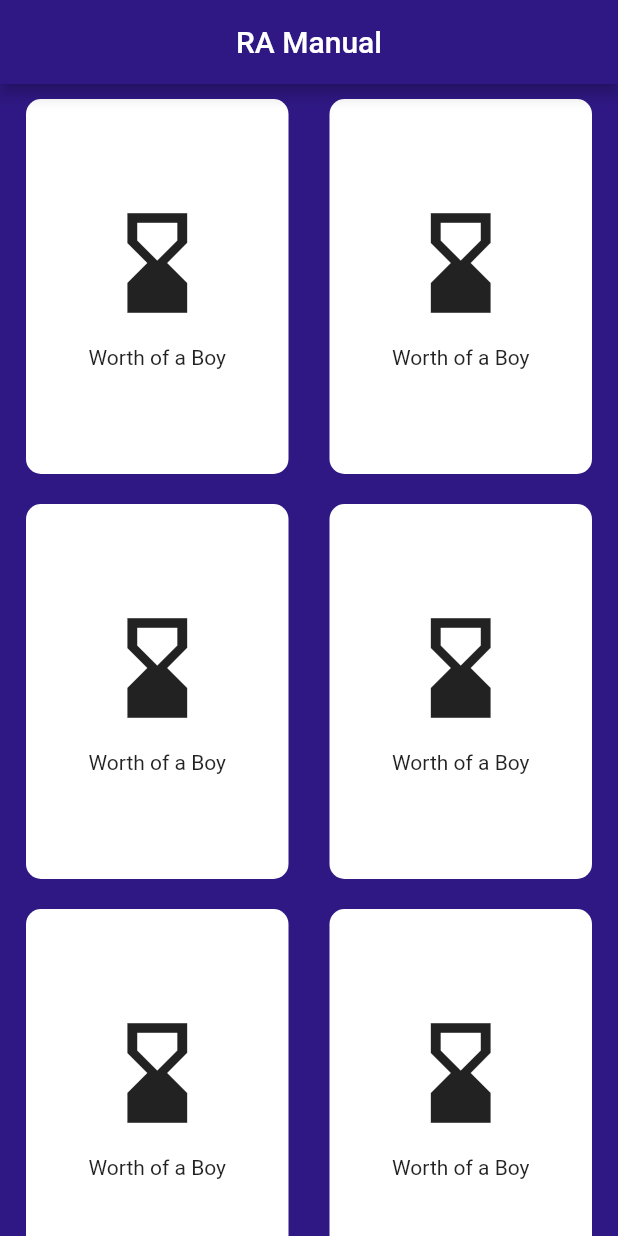
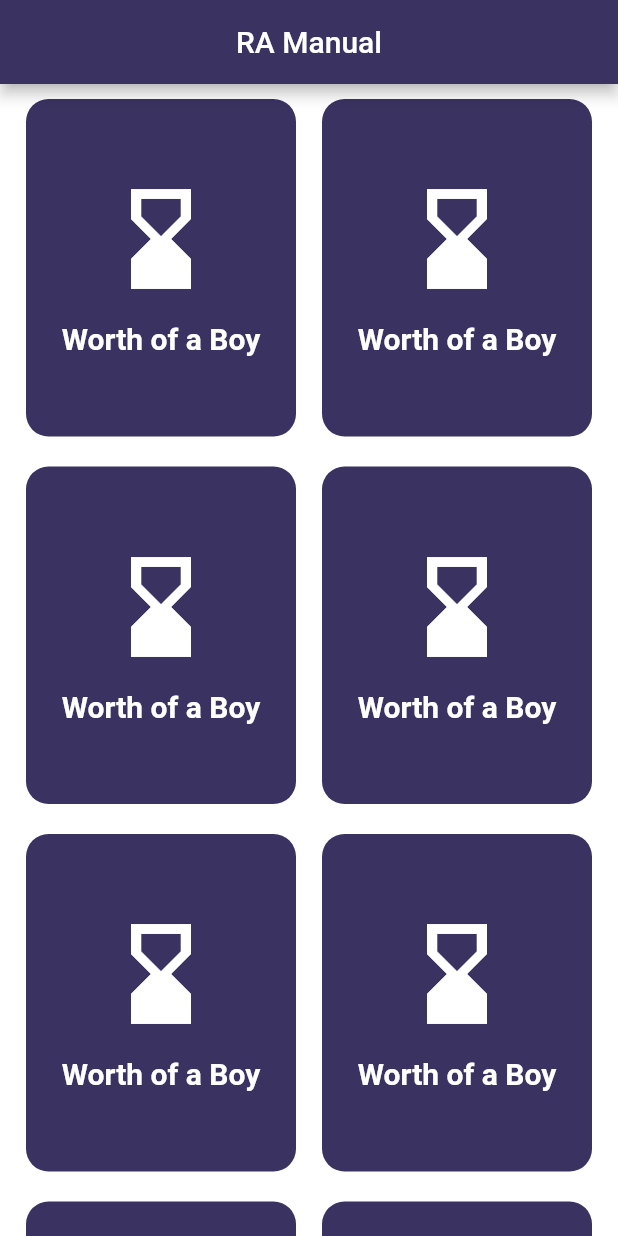
Before and after one commit to presh-devs/ra_manual, a Flutter app: the screen it shows after launch, on a phone screen of 412 x 824 dp. Run offline on Flutter 3.47's test engine with Material 2 defaults, Android fonts, the phone set to English and light mode, and no system bars.

Commit message:
Navigator For Worth Of A Boy

```diff
--- a/lib/Icon_content.dart
+++ b/lib/Icon_content.dart
@@ -14,14 +14,23 @@ class IconContent extends StatelessWidget {
         Icon(
           icon,
           size: 80.0,
+          color: Colors.white,
         ),
         SizedBox(
           height: 15.0,
         ),
         Text(
           label,
+          style: TextStyle(
+            color: Colors.white,
+            fontSize: 20,
+            fontWeight: FontWeight.bold,
+          ),
         ),
       ],
     );
   }
 }
+
+// #3A3260
+// #100339
--- a/lib/ReusableCard.dart
+++ b/lib/ReusableCard.dart
@@ -1,5 +1,4 @@
 import 'package:flutter/material.dart';
-import 'Icon_content.dart';
 
 class ReusableCard extends StatelessWidget {
   ReusableCard({this.cardChild, this.onPress});
@@ -12,14 +11,14 @@ class ReusableCard extends StatelessWidget {
     return GestureDetector(
       onTap: onPress,
       child: Container(
-        height: 250,
-        width: 175,
+        height: 225,
+        width: 180,
         child: cardChild,
         decoration: BoxDecoration(
-          borderRadius: BorderRadius.circular(10.0),
-          color: Colors.white,
+          borderRadius: BorderRadius.circular(15.0),
+          color: Color(0xFF3A3260),
         ),
-        margin: EdgeInsets.all(10.0),
+        margin: EdgeInsets.only(top: 10, bottom: 10),
       ),
     );
   }
--- /dev/null
+++ b/lib/home_page.dart
@@ -0,0 +1,132 @@
+import 'package:flutter/material.dart';
+import 'ReusableCard.dart';
+import 'package:ra_manual/Icon_content.dart';
+
+class HomePage extends StatelessWidget {
+  const HomePage({Key key}) : super(key: key);
+
+  @override
+  Widget build(BuildContext context) {
+    return Scaffold(
+      appBar: AppBar(
+        title: Text('RA Manual'),
+        backgroundColor: Color(0xFF3A3260),
+        centerTitle: true,
+      ),
+      body: Container(
+        color: Colors.white,
+        child: SingleChildScrollView(
+          child: Column(
+            children: [
+              Row(
+                mainAxisAlignment: MainAxisAlignment.spaceEvenly,
+                children: [
+                  ReusableCard(
+                    onPress: () {
+                      Navigator.pushNamed(context, '/first');
+                    },
+                    cardChild: IconContent(
+                      icon: Icons.hourglass_bottom,
+                      label: 'Worth of a Boy',
+                    ),
+                  ),
+                  ReusableCard(
+                    cardChild: IconContent(
+                      icon: Icons.hourglass_bottom,
+                      label: 'Worth of a Boy',
+                    ),
+                  ),
+                ],
+              ),
+              Row(
+                mainAxisAlignment: MainAxisAlignment.spaceEvenly,
+                children: [
+                  ReusableCard(
+                    cardChild: IconContent(
+                      icon: Icons.hourglass_bottom,
+                      label: 'Worth of a Boy',
+                    ),
+                  ),
+                  ReusableCard(
+                    cardChild: IconContent(
+                      icon: Icons.hourglass_bottom,
+                      label: 'Worth of a Boy',
+                    ),
+                  ),
+                ],
+              ),
+              Row(
+                mainAxisAlignment: MainAxisAlignment.spaceEvenly,
+                children: [
+                  ReusableCard(
+                    cardChild: IconContent(
+                      icon: Icons.hourglass_bottom,
+                      label: 'Worth of a Boy',
+                    ),
+                  ),
+                  ReusableCard(
+                    cardChild: IconContent(
+                      icon: Icons.hourglass_bottom,
+                      label: 'Worth of a Boy',
+                    ),
+                  ),
+                ],
+              ),
+              Row(
+                mainAxisAlignment: MainAxisAlignment.spaceEvenly,
+                children: [
+                  ReusableCard(
+                    cardChild: IconContent(
+                      icon: Icons.hourglass_bottom,
+                      label: 'Worth of a Boy',
+                    ),
+                  ),
+                  ReusableCard(
+                    cardChild: IconContent(
+                      icon: Icons.hourglass_bottom,
+                      label: 'Worth of a Boy',
+                    ),
+                  ),
+                ],
+              ),
+              Row(
+                mainAxisAlignment: MainAxisAlignment.spaceEvenly,
+                children: [
+                  ReusableCard(
+                    cardChild: IconContent(
+                      icon: Icons.hourglass_bottom,
+                      label: 'Worth of a Boy',
+                    ),
+                  ),
+                  ReusableCard(
+                    cardChild: IconContent(
+                      icon: Icons.hourglass_bottom,
+                      label: 'Worth of a Boy',
+                    ),
+                  ),
+                ],
+              ),
+              Row(
+                mainAxisAlignment: MainAxisAlignment.spaceEvenly,
+                children: [
+                  ReusableCard(
+                    cardChild: IconContent(
+                      icon: Icons.hourglass_bottom,
+                      label: 'Worth of a Boy',
+                    ),
+                  ),
+                  ReusableCard(
+                    cardChild: IconContent(
+                      icon: Icons.hourglass_bottom,
+                      label: 'Worth of a Boy',
+                    ),
+                  ),
+                ],
+              ),
+            ],
+          ),
+        ),
+      ),
+    );
+  }
+}
--- a/lib/main.dart
+++ b/lib/main.dart
@@ -1,7 +1,7 @@
 import 'package:flutter/cupertino.dart';
+import 'home_page.dart';
 import 'package:flutter/material.dart';
-import 'ReusableCard.dart';
-import 'Icon_content.dart';
+import 'worth_of_a_boy.dart';
 
 void main() {
   runApp(MyApp());
@@ -16,124 +16,11 @@ class MyApp extends StatelessWidget {
       theme: ThemeData(
         primarySwatch: Colors.blue,
       ),
-      home: Scaffold(
-        appBar: AppBar(
-          title: Text('RA Manual'),
-          backgroundColor: Color(0xFF2F1884),
-          centerTitle: true,
-        ),
-        body: Container(
-          color: Color(0xFF2F1884),
-          child: SingleChildScrollView(
-            child: Column(
-              children: [
-                Row(
-                  mainAxisAlignment: MainAxisAlignment.spaceEvenly,
-                  children: [
-                    ReusableCard(
-                      cardChild: IconContent(
-                        icon: Icons.hourglass_bottom,
-                        label: 'Worth of a Boy',
-                      ),
-                    ),
-                    ReusableCard(
-                      cardChild: IconContent(
-                        icon: Icons.hourglass_bottom,
-                        label: 'Worth of a Boy',
-                      ),
-                    ),
-                  ],
-                ),
-                Row(
-                  mainAxisAlignment: MainAxisAlignment.spaceEvenly,
-                  children: [
-                    ReusableCard(
-                      cardChild: IconContent(
-                        icon: Icons.hourglass_bottom,
-                        label: 'Worth of a Boy',
-                      ),
-                    ),
-                    ReusableCard(
-                      cardChild: IconContent(
-                        icon: Icons.hourglass_bottom,
-                        label: 'Worth of a Boy',
-                      ),
-                    ),
-                  ],
-                ),
-                Row(
-                  mainAxisAlignment: MainAxisAlignment.spaceEvenly,
-                  children: [
-                    ReusableCard(
-                      cardChild: IconContent(
-                        icon: Icons.hourglass_bottom,
-                        label: 'Worth of a Boy',
-                      ),
-                    ),
-                    ReusableCard(
-                      cardChild: IconContent(
-                        icon: Icons.hourglass_bottom,
-                        label: 'Worth of a Boy',
-                      ),
-                    ),
-                  ],
-                ),
-                Row(
-                  mainAxisAlignment: MainAxisAlignment.spaceEvenly,
-                  children: [
-                    ReusableCard(
-                      cardChild: IconContent(
-                        icon: Icons.hourglass_bottom,
-                        label: 'Worth of a Boy',
-                      ),
-                    ),
-                    ReusableCard(
-                      cardChild: IconContent(
-                        icon: Icons.hourglass_bottom,
-                        label: 'Worth of a Boy',
-                      ),
-                    ),
-                  ],
-                ),
-                Row(
-                  mainAxisAlignment: MainAxisAlignment.spaceEvenly,
-                  children: [
-                    ReusableCard(
-                      cardChild: IconContent(
-                        icon: Icons.hourglass_bottom,
-                        label: 'Worth of a Boy',
-                      ),
-                    ),
-                    ReusableCard(
-                      cardChild: IconContent(
-                        icon: Icons.hourglass_bottom,
-                        label: 'Worth of a Boy',
-                      ),
-                    ),
-                  ],
-                ),
-                Row(
-                  mainAxisAlignment: MainAxisAlignment.spaceEvenly,
-                  children: [
-                    ReusableCard(
-                      cardChild: IconContent(
-                        icon: Icons.hourglass_bottom,
-                        label: 'Worth of a Boy',
-                      ),
-                    ),
-                    ReusableCard(
-                      cardChild: IconContent(
-                        icon: Icons.hourglass_bottom,
-                        label: 'Worth of a Boy',
-                      ),
-                    ),
-                  ],
-                ),
-              ],
-            ),
-          ),
-        ),
-      ),
+      initialRoute: '/',
+      routes: {
+        '/': (context) => HomePage(),
+        '/first': (context) => Worthofaboy(),
+      },
     );
   }
 }
--- /dev/null
+++ b/lib/worth_of_a_boy.dart
@@ -0,0 +1,16 @@
+import 'package:flutter/material.dart';
+
+class Worthofaboy extends StatelessWidget {
+  const Worthofaboy({Key key}) : super(key: key);
+
+  @override
+  Widget build(BuildContext context) {
+    return Scaffold(
+      appBar: AppBar(
+        title: Text('Worth Of A Boy'),
+        backgroundColor: Color(0xFF3A3260),
+        centerTitle: true,
+      ),
+    );
+  }
+}
```
